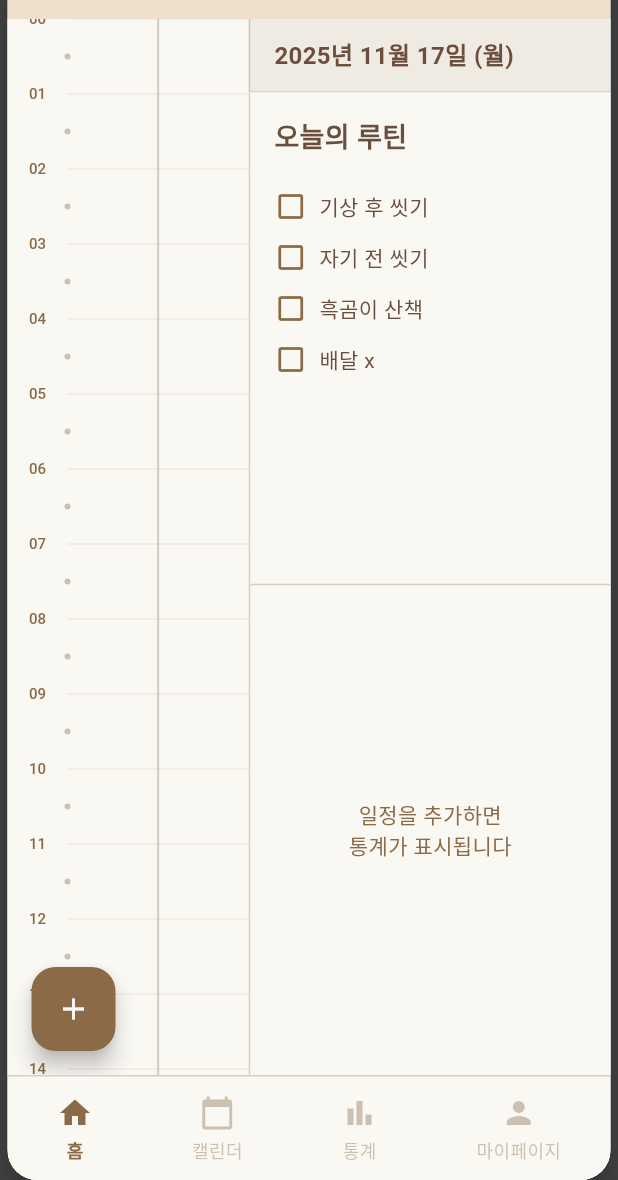
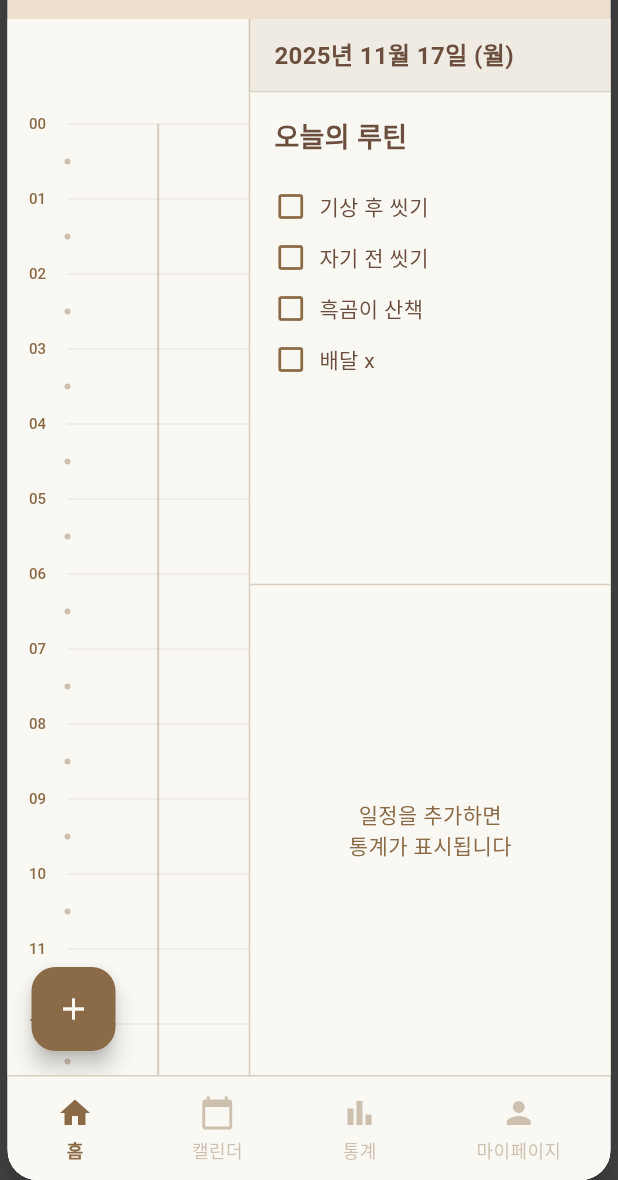
Before and after one commit to jam9582/todo, a Flutter app: the screen it shows after launch, on a phone screen of 412 x 824 dp, the part 56-1236 px from its top. Run offline on Flutter 3.47's test engine with Material 3 defaults, Android fonts, the phone set to English and light mode, and no system bars; our stand-ins replace hive, hive_flutter, table_calendar; accounts and stored records are empty.

Commit message:
fix: 다이나믹 아일랜드&제어센터 터치 영역 밖에 타임라인 영역을 둠으로써 타임라인 최상단 부분 터치 및 드래그 안 되던 문제 해결

```diff
--- a/lib/pages/home_page.dart
+++ b/lib/pages/home_page.dart
@@ -84,6 +84,8 @@ class _HomePageState extends State<HomePage> {
                     children: [
                     // 스크롤 가능한 타임라인
                     SingleChildScrollView(
+                      child: Padding(
+                        padding: const EdgeInsets.only(top: 70), // 상단 시스템 UI와 겹치지 않도록
                         child: SizedBox(
                           // 24시간 * 시간당 높이 = 총 스크롤 높이
                           height: 24 * AppSizes.hourHeight,
@@ -138,6 +140,7 @@ class _HomePageState extends State<HomePage> {
                           ],
                         ),
                       ),
+                      ), // Padding 닫기
                     ), // SingleChildScrollView 닫기
                     // + 버튼 (플로팅)
                     Positioned(
```
Lines whose indentation alone changed are shown as unchanged.
